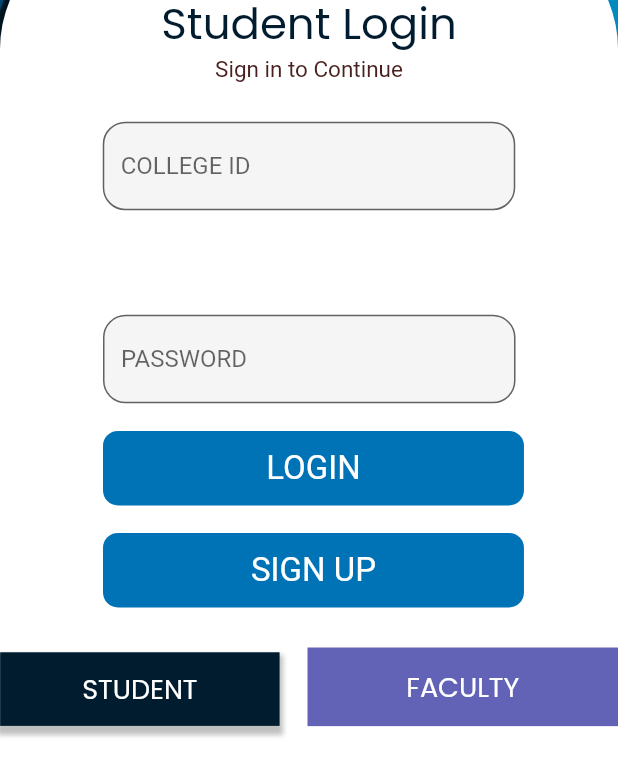
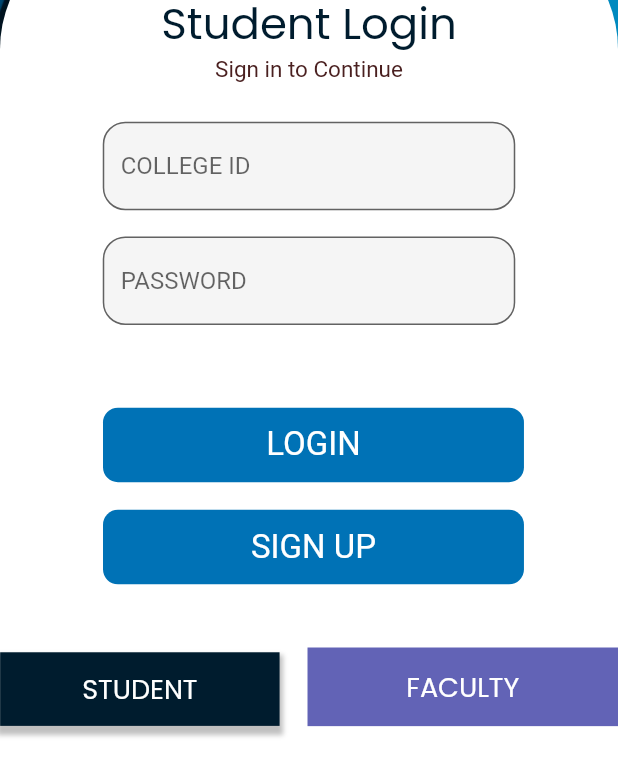
Before and after one commit to Madhav-S-S/voice_app, a Flutter app: the screen it shows after launch, on a phone screen of 412 x 824 dp, the part 452-1236 px from its top. Run offline on Flutter 3.47's test engine with Material 2 defaults, Android fonts, the phone set to English and light mode, and no system bars; our stand-ins replace cached_network_image, connectivity_plus, equatable, firebase_auth, firebase_core, flutter_bloc and 2 more; accounts and stored records are empty; Roboto replaces fonts that are missing (Candara, Century Gothic).

Commit message:
Password box aligned perfectly

```diff
--- a/lib/presentation/signup_screen.dart
+++ b/lib/presentation/signup_screen.dart
@@ -3,6 +3,7 @@ import 'package:voice/reusable_widgets/reusable_widget.dart';
 import 'package:voice/utils/color_utils.dart';
 import 'package:flutter/material.dart';
 import 'package:voice/presentation/student_home_page/student_home_page.dart';
+import 'package:firebase_core/firebase_core.dart';
 
 
 class SignUpScreen extends StatefulWidget {
--- a/lib/presentation/student_login_screen/student_login_screen.dart
+++ b/lib/presentation/student_login_screen/student_login_screen.dart
@@ -4,6 +4,7 @@ import 'package:flutter/material.dart';
 import 'package:voice/core/app_export.dart';
 import 'package:voice/widgets/custom_button.dart';
 import 'package:voice/presentation/signup_screen.dart';
+import 'package:firebase_core/firebase_core.dart';
 
 class StudentLoginScreen extends StatelessWidget {
   static Widget builder(BuildContext context) {
@@ -164,23 +165,7 @@ class StudentLoginScreen extends StatelessWidget {
                                                                       MainAxisAlignment
                                                                           .start,
                                                                   children: [
-                                                                    SizedBox(
-                                                                      width: 275,
-                                                                      child: Align(
-                                                                        alignment: Alignment(0, 0),
-                                                                        child: TextField(
-                                                                          obscureText: true,
-                                                                          decoration: InputDecoration(
-                                                                            filled: true,
-                                                                            fillColor: ColorConstant.gray100,
-                                                                            hintText: 'PASSWORD',
-                                                                            border: OutlineInputBorder(
-                                                                              borderRadius: BorderRadius.circular(15),
-                                                                            ),
-                                                                          ),
-                                                                        ),
-                                                                      ),
-                                                                    ),
+
 
 
                                                                     CustomButton(
@@ -189,7 +174,7 @@ class StudentLoginScreen extends StatelessWidget {
                                                                         text: "lbl_login"
                                                                             .tr,
                                                                         margin: getMargin(
-                                                                            top: 20
+                                                                            top: 0
                                                                             ),
                                                                         variant:
                                                                             ButtonVariant
@@ -302,6 +287,23 @@ class StudentLoginScreen extends StatelessWidget {
                                               ),
                                             ),
                                         ),
+                                        SizedBox(
+                                                                      width: 275,
+                                                                      child: Align(
+                                                                        alignment: Alignment(0, 0.2),
+                                                                        child: TextField(
+                                                                          obscureText: true,
+                                                                          decoration: InputDecoration(
+                                                                            filled: true,
+                                                                            fillColor: ColorConstant.gray100,
+                                                                            hintText: 'PASSWORD',
+                                                                            border: OutlineInputBorder(
+                                                                              borderRadius: BorderRadius.circular(15),
+                                                                            ),
+                                                                          ),
+                                                                        ),
+                                                                      ),
+                                                                    ),
 
 
 
```
